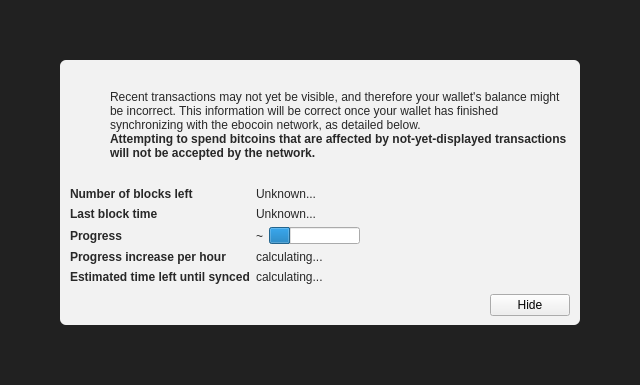
TinyCalf/Mocoin, file src/qt/forms/modaloverlay.ui: the form before one commit.
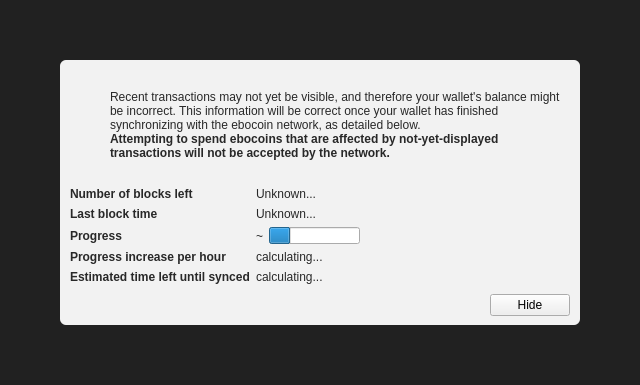
The form after the commit. Icons and pictures are not drawn. Custom widgets are drawn as their Qt base class.

What changed in the file:
```diff
--- a/src/qt/forms/modaloverlay.ui
+++ b/src/qt/forms/modaloverlay.ui
@@ -149,7 +149,7 @@
                 </font>
                </property>
                <property name="text">
-                <string>Attempting to spend bitcoins that are affected by not-yet-displayed transactions will not be accepted by the network.</string>
+                <string>Attempting to spend ebocoins that are affected by not-yet-displayed transactions will not be accepted by the network.</string>
                </property>
                <property name="textFormat">
                 <enum>Qt::RichText</enum>
```
